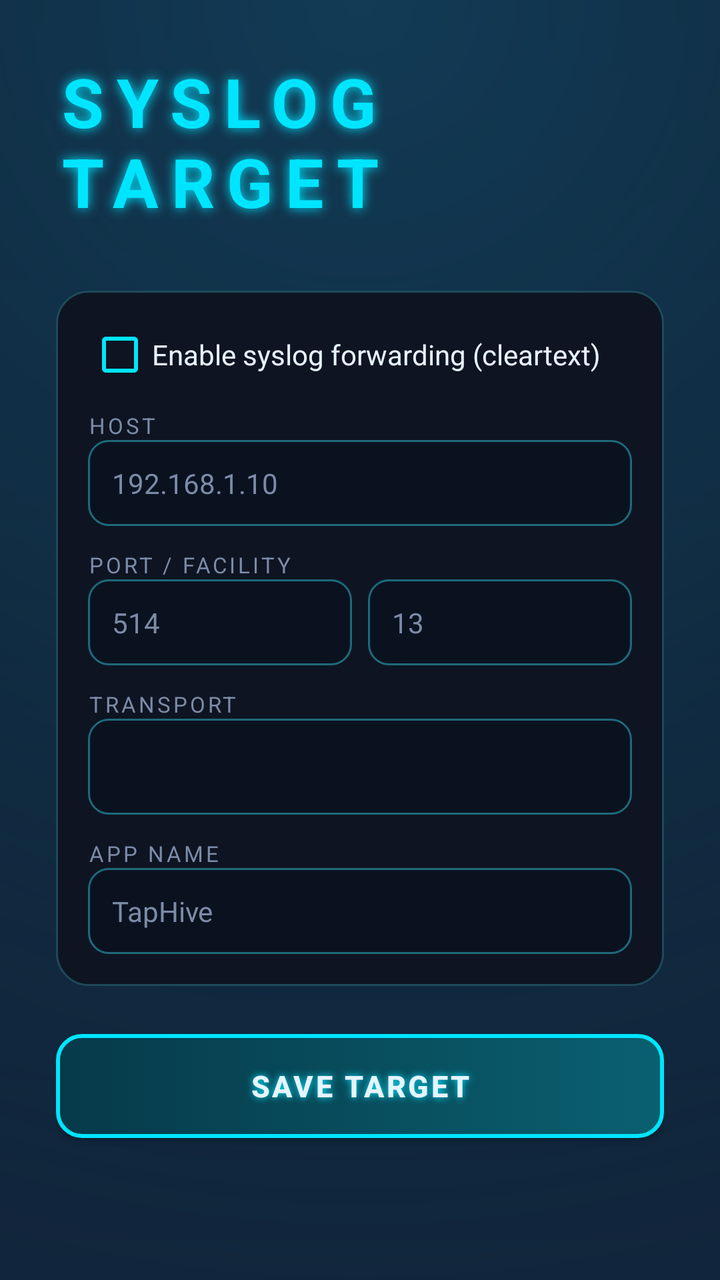
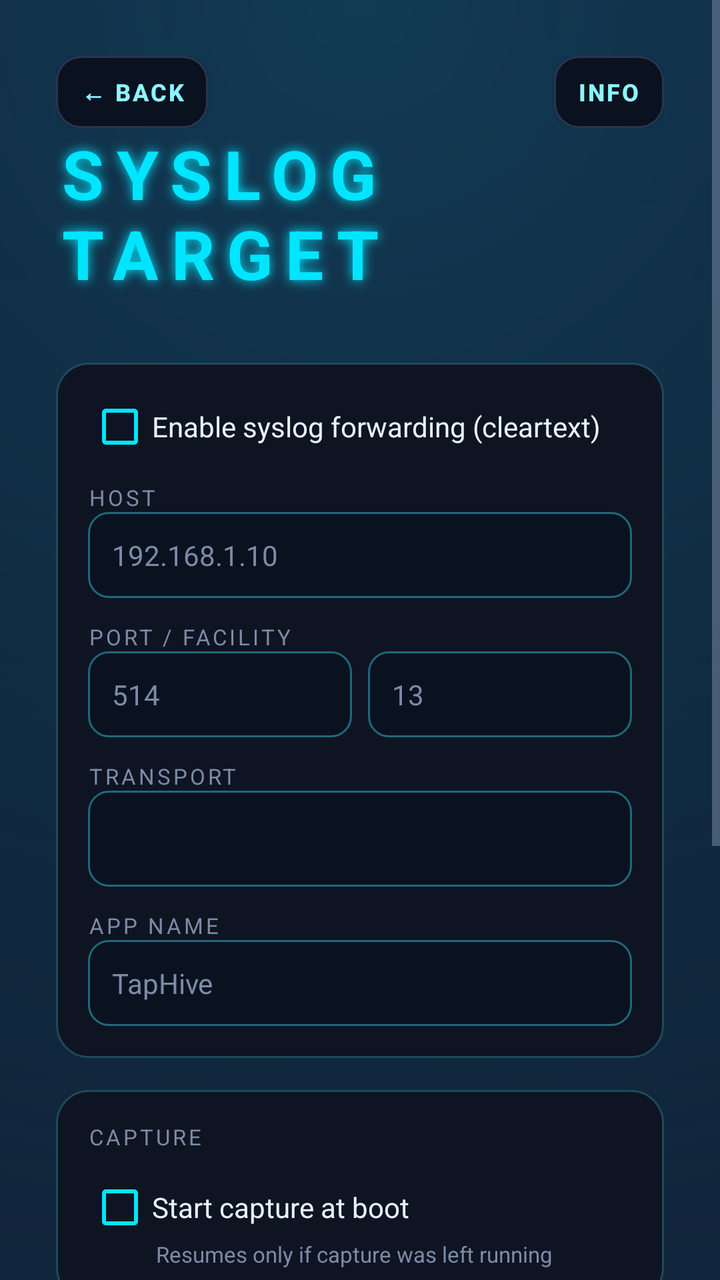

Compare the two renders of this Android layout. The source of the first and the diff that turns it into the second are given below.
<!-- AndroidManifest.xml: application theme AppTheme -->
<!-- res/layout/activity_settings.xml -->
<?xml version="1.0" encoding="utf-8"?>
<ScrollView xmlns:android="http://schemas.android.com/apk/res/android"
    android:layout_width="match_parent"
    android:layout_height="match_parent"
    android:background="@drawable/bg_main">

    <LinearLayout
        android:layout_width="match_parent"
        android:layout_height="wrap_content"
        android:orientation="vertical"
        android:padding="28dp">

        <TextView
            android:layout_width="wrap_content"
            android:layout_height="wrap_content"
            android:layout_gravity="center_horizontal"
            android:text="@string/settings_title"
            style="@style/NeonTitle" />

        <LinearLayout
            android:layout_width="match_parent"
            android:layout_height="wrap_content"
            android:layout_marginTop="32dp"
            android:background="@drawable/neon_card"
            android:orientation="vertical">

            <CheckBox
                android:id="@+id/syslog_enabled"
                android:layout_width="match_parent"
                android:layout_height="wrap_content"
                android:buttonTint="@color/neon_cyan"
                android:text="Enable syslog forwarding (cleartext)"
                android:textColor="@color/neon_text" />

            <TextView
                android:layout_width="wrap_content"
                android:layout_height="wrap_content"
                android:layout_marginTop="12dp"
                android:text="HOST"
                style="@style/NeonLabel" />

            <EditText
                android:id="@+id/syslog_host"
                android:layout_width="match_parent"
                android:layout_height="wrap_content"
                android:hint="192.168.1.10"
                android:inputType="textUri"
                style="@style/NeonField" />

            <TextView
                android:layout_width="wrap_content"
                android:layout_height="wrap_content"
                android:layout_marginTop="12dp"
                android:text="PORT / FACILITY"
                style="@style/NeonLabel" />

            <LinearLayout
                android:layout_width="match_parent"
                android:layout_height="wrap_content"
                android:orientation="horizontal">

                <EditText
                    android:id="@+id/syslog_port"
                    android:layout_width="0dp"
                    android:layout_height="wrap_content"
                    android:layout_weight="1"
                    android:hint="514"
                    android:inputType="number"
                    style="@style/NeonField" />

                <EditText
                    android:id="@+id/syslog_facility"
                    android:layout_width="0dp"
                    android:layout_height="wrap_content"
                    android:layout_marginStart="8dp"
                    android:layout_weight="1"
                    android:hint="13"
                    android:inputType="number"
                    style="@style/NeonField" />
            </LinearLayout>

            <TextView
                android:layout_width="wrap_content"
                android:layout_height="wrap_content"
                android:layout_marginTop="12dp"
                android:text="TRANSPORT"
                style="@style/NeonLabel" />

            <Spinner
                android:id="@+id/syslog_transport"
                android:layout_width="match_parent"
                android:layout_height="48dp"
                android:background="@drawable/neon_field" />

            <TextView
                android:layout_width="wrap_content"
                android:layout_height="wrap_content"
                android:layout_marginTop="12dp"
                android:text="APP NAME"
                style="@style/NeonLabel" />

            <EditText
                android:id="@+id/syslog_app_name"
                android:layout_width="match_parent"
                android:layout_height="wrap_content"
                android:hint="TapHive"
                android:inputType="text"
                style="@style/NeonField" />
        </LinearLayout>

        <Button
            android:id="@+id/save"
            android:layout_width="match_parent"
            android:layout_height="wrap_content"
            android:layout_marginTop="24dp"
            android:background="@drawable/neon_button_cyan"
            android:text="SAVE TARGET"
            style="@style/NeonButton" />

        <TextView
            android:id="@+id/error"
            android:layout_width="match_parent"
            android:layout_height="wrap_content"
            android:layout_marginTop="8dp"
            android:textColor="@color/neon_magenta" />
    </LinearLayout>
</ScrollView>
<!-- resources referenced by this layout -->
<resources>
  <color name="neon_cyan">#00E5FF</color>
  <color name="neon_magenta">#FF2D95</color>
  <color name="neon_text">#E6F4FF</color>
  <!-- drawable neon_card (drawable) -->
  <?xml version="1.0" encoding="utf-8"?>
  <shape xmlns:android="http://schemas.android.com/apk/res/android" android:shape="rectangle">
      <solid android:color="@color/neon_surface" />
      <stroke
          android:width="1dp"
          android:color="#1E4A5A" />
      <corners android:radius="16dp" />
      <padding
          android:bottom="16dp"
          android:left="16dp"
          android:right="16dp"
          android:top="16dp" />
  </shape>
  <!-- drawable neon_field (drawable) -->
  <?xml version="1.0" encoding="utf-8"?>
  <shape xmlns:android="http://schemas.android.com/apk/res/android" android:shape="rectangle">
      <solid android:color="#0A1220" />
      <stroke
          android:width="1dp"
          android:color="#1E6A7A" />
      <corners android:radius="10dp" />
  </shape>
  <string name="settings_title">SYSLOG TARGET</string>
  <style name="NeonField">
          <item name="android:textColor">@color/neon_text</item>
          <item name="android:textColorHint">@color/neon_muted</item>
          <item name="android:background">@drawable/neon_field</item>
          <item name="android:padding">12dp</item>
          <item name="android:textSize">14sp</item>
      </style>
  <style name="NeonLabel">
          <item name="android:textColor">@color/neon_muted</item>
          <item name="android:textSize">11sp</item>
          <item name="android:letterSpacing">0.12</item>
      </style>
  <style name="NeonTitle">
          <item name="android:textColor">@color/neon_cyan</item>
          <item name="android:textSize">34sp</item>
          <item name="android:textStyle">bold</item>
          <item name="android:letterSpacing">0.18</item>
          <item name="android:shadowColor">@color/neon_cyan</item>
          <item name="android:shadowDx">0</item>
          <item name="android:shadowDy">0</item>
          <item name="android:shadowRadius">14</item>
      </style>
  <color name="neon_bg_end">#101A2E</color>
  <color name="neon_bg">#070A12</color>
  <color name="neon_cyan_soft">#8BF6FF</color>
  <color name="neon_surface">#0E1422</color>
  <color name="neon_muted">#7C8BA6</color>
  <!-- unchanged entries left out for length: 4 -->
</resources>

<!-- the commit's change to res/layout/activity_settings.xml (unified diff, before → after) -->
@@ -9,6 +9,34 @@
         android:layout_height="wrap_content"
         android:orientation="vertical"
         android:padding="28dp">
+
+        <LinearLayout
+            android:layout_width="match_parent"
+            android:layout_height="wrap_content"
+            android:gravity="center_vertical"
+            android:orientation="horizontal">
+
+            <Button
+                android:id="@+id/back"
+                android:layout_width="wrap_content"
+                android:layout_height="wrap_content"
+                android:background="@drawable/neon_button_ghost"
+                android:text="@string/back"
+                style="@style/NeonSmallButton" />
+
+            <View
+                android:layout_width="0dp"
+                android:layout_height="1dp"
+                android:layout_weight="1" />
+
+            <Button
+                android:id="@+id/info"
+                android:layout_width="wrap_content"
+                android:layout_height="wrap_content"
+                android:background="@drawable/neon_button_ghost"
+                android:text="@string/info"
+                style="@style/NeonSmallButton" />
+        </LinearLayout>
 
         <TextView
             android:layout_width="wrap_content"
@@ -108,13 +136,74 @@
                 style="@style/NeonField" />
         </LinearLayout>
 
+        <LinearLayout
+            android:layout_width="match_parent"
+            android:layout_height="wrap_content"
+            android:layout_marginTop="16dp"
+            android:background="@drawable/neon_card"
+            android:orientation="vertical">
+
+            <TextView
+                android:layout_width="wrap_content"
+                android:layout_height="wrap_content"
+                android:text="CAPTURE"
+                style="@style/NeonLabel" />
+
+            <CheckBox
+                android:id="@+id/start_at_boot"
+                android:layout_width="match_parent"
+                android:layout_height="wrap_content"
+                android:layout_marginTop="12dp"
+                android:buttonTint="@color/neon_cyan"
+                android:text="Start capture at boot"
+                android:textColor="@color/neon_text" />
+
+            <TextView
+                android:layout_width="wrap_content"
+                android:layout_height="wrap_content"
+                android:layout_marginStart="34dp"
+                android:text="Resumes only if capture was left running"
+                android:textColor="@color/neon_muted"
+                android:textSize="11sp" />
+        </LinearLayout>
+
+        <LinearLayout
+            android:layout_width="match_parent"
+            android:layout_height="wrap_content"
+            android:layout_marginTop="16dp"
+            android:background="@drawable/neon_card"
+            android:orientation="vertical">
+
+            <TextView
+                android:layout_width="wrap_content"
+                android:layout_height="wrap_content"
+                android:text="LOCAL HISTORY"
+                style="@style/NeonLabel" />
+
+            <Spinner
+                android:id="@+id/retention"
+                android:layout_width="match_parent"
+                android:layout_height="48dp"
+                android:layout_marginTop="12dp"
+                android:background="@drawable/neon_field" />
+
+            <Button
+                android:id="@+id/clear_history"
+                android:layout_width="match_parent"
+                android:layout_height="wrap_content"
+                android:layout_marginTop="12dp"
+                android:background="@drawable/neon_button_cyan"
+                android:text="CLEAR HISTORY"
+                style="@style/NeonButton" />
+        </LinearLayout>
+
         <Button
             android:id="@+id/save"
             android:layout_width="match_parent"
             android:layout_height="wrap_content"
             android:layout_marginTop="24dp"
             android:background="@drawable/neon_button_cyan"
-            android:text="SAVE TARGET"
+            android:text="SAVE SETTINGS"
             style="@style/NeonButton" />
 
         <TextView
<!-- resource entries referenced after the edit -->
@@ -3,6 +3,24 @@
   <color name="neon_cyan">#00E5FF</color>
   <color name="neon_magenta">#FF2D95</color>
   <color name="neon_text">#E6F4FF</color>
+  <!-- drawable neon_button_ghost (drawable) -->
+  <?xml version="1.0" encoding="utf-8"?>
+  <selector xmlns:android="http://schemas.android.com/apk/res/android">
+      <item android:state_pressed="true">
+          <shape android:shape="rectangle">
+              <solid android:color="#142032" />
+              <corners android:radius="12dp" />
+              <stroke android:color="@color/neon_cyan" android:width="1dp" />
+          </shape>
+      </item>
+      <item>
+          <shape android:shape="rectangle">
+              <solid android:color="#0A1220" />
+              <corners android:radius="12dp" />
+              <stroke android:color="@color/neon_dim" android:width="1dp" />
+          </shape>
+      </item>
+  </selector>
   <!-- drawable neon_card (drawable) -->
   <?xml version="1.0" encoding="utf-8"?>
   <shape xmlns:android="http://schemas.android.com/apk/res/android" android:shape="rectangle">
@@ -26,6 +44,8 @@
           android:color="#1E6A7A" />
       <corners android:radius="10dp" />
   </shape>
+  <string name="back">← BACK</string>
+  <string name="info">INFO</string>
   <string name="settings_title">SYSLOG TARGET</string>
   <style name="NeonField">
           <item name="android:textColor">@color/neon_text</item>
@@ -38,6 +58,16 @@
           <item name="android:textColor">@color/neon_muted</item>
           <item name="android:textSize">11sp</item>
           <item name="android:letterSpacing">0.12</item>
+      </style>
+  <style name="NeonSmallButton">
+          <item name="android:textColor">@color/neon_cyan_soft</item>
+          <item name="android:textSize">12sp</item>
+          <item name="android:textStyle">bold</item>
+          <item name="android:letterSpacing">0.08</item>
+          <item name="android:minHeight">36dp</item>
+          <item name="android:minWidth">0dp</item>
+          <item name="android:paddingStart">12dp</item>
+          <item name="android:paddingEnd">12dp</item>
       </style>
   <style name="NeonTitle">
           <item name="android:textColor">@color/neon_cyan</item>
@@ -52,6 +82,7 @@
   <color name="neon_bg_end">#101A2E</color>
   <color name="neon_bg">#070A12</color>
   <color name="neon_cyan_soft">#8BF6FF</color>
+  <color name="neon_dim">#2A3550</color>
   <color name="neon_surface">#0E1422</color>
   <color name="neon_muted">#7C8BA6</color>
   <!-- unchanged entries left out for length: 4 -->
